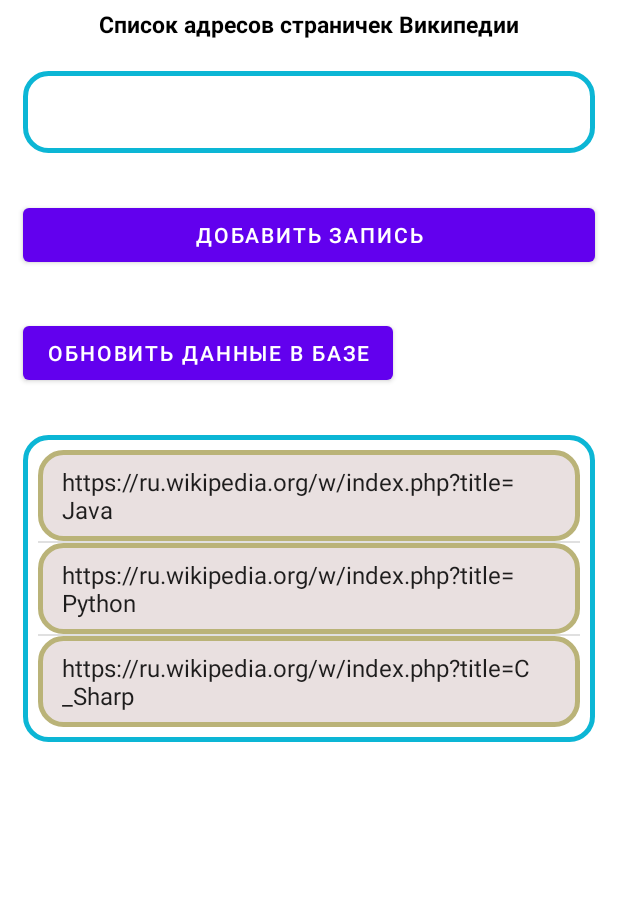
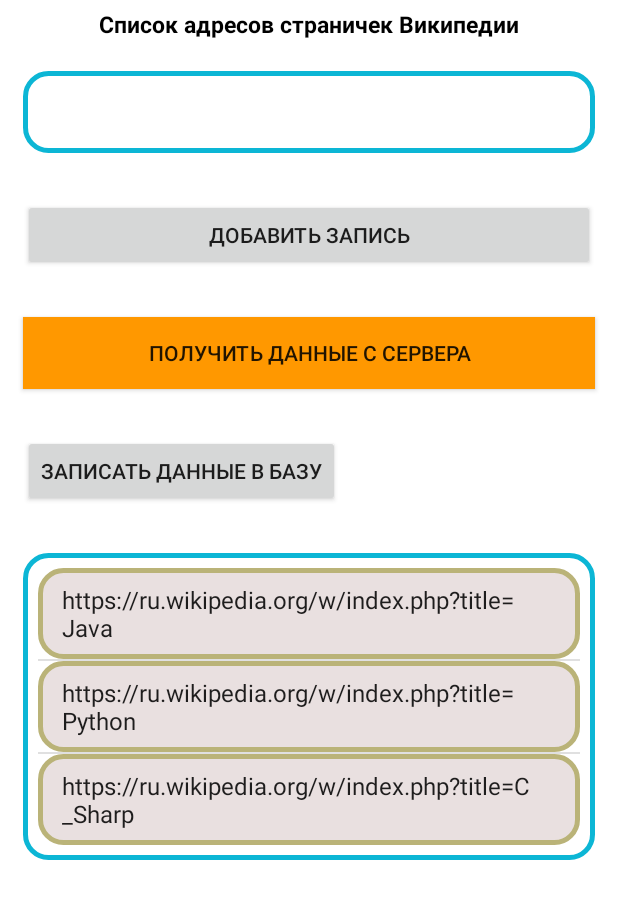
Before and after one commit to nick123245/isWikiPageChange, an Android app: the screen it shows after launch (MainActivity), on a phone screen of 412 x 824 dp. Shown: the top 899 px of the screen. Run offline under Robolectric (Android 15) with nearby library versions, the phone set to English and light mode, and no system bars.

Commit message:
добавлена отдельная кнопка для получения данных с сайта Википедии

```diff
--- a/app/src/main/java/com/example/iswikipagechange/MainActivity.java
+++ b/app/src/main/java/com/example/iswikipagechange/MainActivity.java
@@ -31,7 +31,7 @@ public class MainActivity extends AppCompatActivity {
     ListView listView;
     ArrayAdapter<String> adapter;
     Context context;
-    Button reloadButton, addButton;
+    Button reloadButton, addButton, getDataButton;
     EditText newUrlField;
 
     @Override
@@ -46,6 +46,7 @@ public class MainActivity extends AppCompatActivity {
         listView = findViewById(R.id.list);
         reloadButton = findViewById(R.id.reloadButton);
         addButton = findViewById(R.id.addButton);
+        getDataButton = findViewById(R.id.getDataButton);
         newUrlField = findViewById(R.id.newUrlField);
 
         wikiPages = DB.getAllRecords(this);  //возьмем все записи из базы данных
@@ -61,9 +62,18 @@ public class MainActivity extends AppCompatActivity {
                 R.layout.item_layout, paths);
         listView.setAdapter(adapter);
 
-        // для парсинга необходимо создать новый поток
-        MyTask mt = new MyTask();
-        mt.execute(paths.toArray(new String[paths.size()]));
+
+        //кнопка получения новых данных с сервера
+        getDataButton.setOnClickListener(new View.OnClickListener() {
+            @Override
+            public void onClick(View v) {
+                // для парсинга необходимо создать новый поток
+                MyTask mt = new MyTask();
+                mt.execute(paths.toArray(new String[paths.size()]));
+            }
+        });
+
+
 
         //лобавление записи в БД по нажатию на кнопку
         addButton.setOnClickListener(new View.OnClickListener() {
@@ -72,6 +82,8 @@ public class MainActivity extends AppCompatActivity {
                 if (!newUrlField.getText().toString().equals("")){
                     DB.addWikiPage(new WikiPage(newUrlField.getText().toString()), v.getContext());
                     paths.add(newUrlField.getText().toString());
+                //    mt.execute(paths.toArray(new String[paths.size()]));
+
                     adapter.notifyDataSetChanged();
                     Toast.makeText(getApplicationContext(),"Страница успешно добавлена!", Toast.LENGTH_LONG).show();
                 }else {
--- a/app/src/main/java/com/example/iswikipagechange/MySQLiteOpenHelper.java
+++ b/app/src/main/java/com/example/iswikipagechange/MySQLiteOpenHelper.java
@@ -16,8 +16,8 @@ public class MySQLiteOpenHelper extends SQLiteOpenHelper {
     public static final String COLUMN_NEW_DATE = "new_date";
     public static final String COLUMN_IS_CHANGE = "is_change";
 
-    private static final String DATABASE_NAME = "wiki.db";
-    private static final int DATABASE_VERSION = 5;
+    private static final String DATABASE_NAME = "db_wiki.db";
+    private static final int DATABASE_VERSION = 2;
 
     // Database creation sql statement
     private static final String DATABASE_CREATE = "create table "
--- a/app/src/main/res/layout/activity_main.xml
+++ b/app/src/main/res/layout/activity_main.xml
@@ -34,19 +34,27 @@
         android:background="@drawable/bg_layout"
         android:text="" />
 
-    <Button
+    <androidx.appcompat.widget.AppCompatButton
         android:id="@+id/addButton"
         android:layout_width="match_parent"
         android:layout_height="wrap_content"
         android:layout_margin="15dp"
         android:text="добавить запись" />
 
-    <Button
+    <androidx.appcompat.widget.AppCompatButton
+        android:id="@+id/getDataButton"
+        android:layout_width="match_parent"
+        android:layout_height="wrap_content"
+        android:layout_margin="15dp"
+        android:background="@color/orange"
+        android:text="Получить данные с сервера" />
+
+    <androidx.appcompat.widget.AppCompatButton
         android:id="@+id/reloadButton"
         android:layout_width="wrap_content"
         android:layout_height="wrap_content"
         android:layout_margin="15dp"
-        android:text="Обновить данные в базе" />
+        android:text="записать данные в базу" />
 
     <ListView
         android:id="@+id/list"
--- a/app/src/main/res/values/colors.xml
+++ b/app/src/main/res/values/colors.xml
@@ -7,4 +7,5 @@
     <color name="teal_700">#FF018786</color>
     <color name="black">#FF000000</color>
     <color name="white">#FFFFFFFF</color>
+    <color name="orange">#FF9800</color>
 </resources>
```
